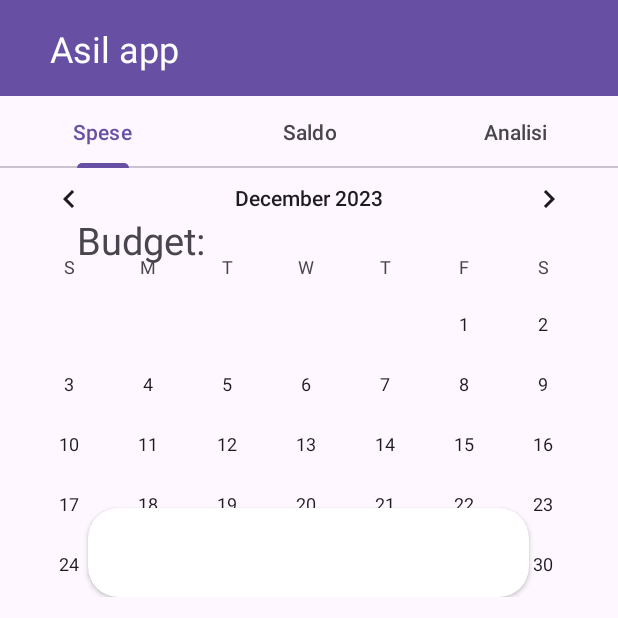
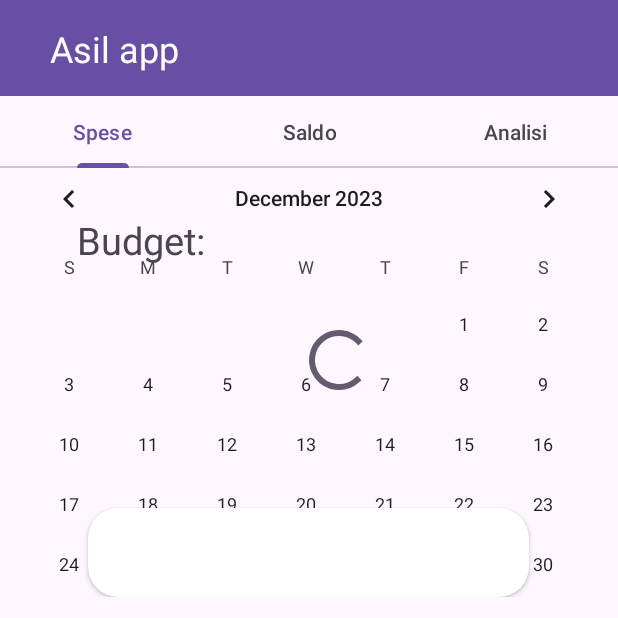
Before and after one commit to martinaminiello/Spese_MyApplication, an Android app: the fragment BilancioFragment placed in its activity, on a phone screen of 412 x 824 dp, the top half of it. Run offline under Robolectric (Android 15) with nearby library versions, the phone set to English and light mode, and no system bars; our stand-ins replace Firebase (no records; nobody signed in at launch, a user with empty details on screens opened directly); libraries missing offline, so code that uses them is left out: com.github.mikephil.charting.

Commit message:
Added Loading Bar for budget

```diff
--- a/app/src/main/java/com/example/spese_myapplication/fragments/BilancioFragment.java
+++ b/app/src/main/java/com/example/spese_myapplication/fragments/BilancioFragment.java
@@ -21,6 +21,7 @@ import android.util.Log;
 import android.view.LayoutInflater;
 import android.view.View;
 import android.view.ViewGroup;
+import android.widget.ProgressBar;
 import android.widget.TextView;
 import com.example.spese_myapplication.R;
 //import com.example.spese_myapplication.fragments.BudgetScheduler;
@@ -65,7 +66,7 @@ public class BilancioFragment extends Fragment {
     CardView cardView2;
     TextView textMese;
 
-
+    ProgressBar loadingIndicator;
 
     @Override
     public View onCreateView(LayoutInflater inflater, ViewGroup container,
@@ -78,14 +79,17 @@ public class BilancioFragment extends Fragment {
         textSett = view.findViewById(R.id.textSett);
         cardView2 = view.findViewById(R.id.CardView2);
         textMese = view.findViewById(R.id.textMese);
+        loadingIndicator = view.findViewById(R.id.progressBar);
 
 
-
+        showLoadingIndicator();
 
 
 
         // Load initial budget from Firestore
         loadInitialBudget();
+
+
 
         // Schedule periodic budget updates
         scheduleBudgetUpdates();
@@ -96,7 +100,9 @@ public class BilancioFragment extends Fragment {
         viewModel.getUpdatedBudgetLiveData().observe(getActivity(), new Observer<Double>() {
             @Override
             public void onChanged(Double newBudget) {
-               updateBudgetTextView(newBudget);
+
+                updateBudgetTextView(newBudget);
+
             }
         });
 
@@ -119,6 +125,7 @@ public class BilancioFragment extends Fragment {
                             Double budget = documentSnapshot.getDouble("Budget");
                             currentBudget = (budget != null) ? budget : 60.00;
                             updateBudgetTextView(currentBudget);
+                            hideLoadingIndicator();
                         }
                     }
                 })
@@ -294,4 +301,14 @@ public class BilancioFragment extends Fragment {
         textMese.setText(spannableString);
     }
 
+    private void showLoadingIndicator() {
+        // Show your loading indicator
+        loadingIndicator.setVisibility(View.VISIBLE);
+    }
+
+    private void hideLoadingIndicator() {
+        // Hide your loading indicator
+        loadingIndicator.setVisibility(View.GONE);
+    }
+
 }
--- a/app/src/main/res/layout/fragment_bilancio.xml
+++ b/app/src/main/res/layout/fragment_bilancio.xml
@@ -17,6 +17,7 @@
         android:padding="16dp"
         android:text="Budget:  "
         android:textSize="25dp" />
+
 
     <!-- CardView for Spesa mensile -->
 
@@ -79,4 +80,15 @@
             android:textSize="20dp" />
     </androidx.cardview.widget.CardView>
 
+    <ProgressBar
+        android:id="@+id/progressBar"
+        style="?android:attr/progressBarStyle"
+        android:layout_width="wrap_content"
+        android:layout_height="wrap_content"
+        android:layout_alignParentTop="true"
+        android:layout_alignParentEnd="true"
+        android:layout_centerHorizontal="true"
+        android:layout_marginTop="117dp"
+        android:layout_marginEnd="162dp" />
+
 </RelativeLayout>
```
